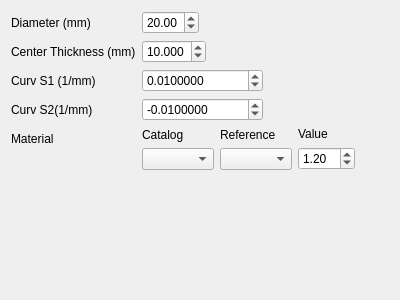
The window that freecad/pyoptools/GUI/SphericalLens.ui (cihologramas/freecad-pyoptools) describes before a commit, drawn with Qt 5.
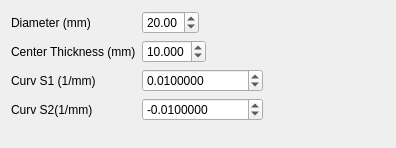
The same window after the commit.

Commit message:
All the dialogs to insert objects use now placementWidget and materialWidget
Code was added to be able to reuse custom widgets in the components dialogs. It mus be working now.

Diff of the .ui file:
```diff
--- a/freecad/pyoptools/GUI/SphericalLens.ui
+++ b/freecad/pyoptools/GUI/SphericalLens.ui
@@ -6,8 +6,8 @@
    <rect>
     <x>0</x>
     <y>0</y>
-    <width>400</width>
-    <height>300</height>
+    <width>396</width>
+    <height>148</height>
    </rect>
   </property>
   <property name="windowTitle">
@@ -99,69 +99,6 @@
        </property>
       </widget>
      </item>
-     <item row="4" column="0">
-      <widget class="QLabel" name="label_5">
-       <property name="text">
-        <string>Material</string>
-       </property>
-      </widget>
-     </item>
-     <item row="4" column="1">
-      <layout class="QHBoxLayout" name="horizontalLayout_2">
-       <item>
-        <layout class="QVBoxLayout" name="verticalLayout_4">
-         <item>
-          <widget class="QLabel" name="label_8">
-           <property name="text">
-            <string>Catalog</string>
-           </property>
-          </widget>
-         </item>
-         <item>
-          <widget class="QComboBox" name="Catalog"/>
-         </item>
-        </layout>
-       </item>
-       <item>
-        <layout class="QVBoxLayout" name="verticalLayout_5">
-         <item>
-          <widget class="QLabel" name="label_9">
-           <property name="text">
-            <string>Reference</string>
-           </property>
-          </widget>
-         </item>
-         <item>
-          <widget class="QComboBox" name="Reference"/>
-         </item>
-        </layout>
-       </item>
-       <item>
-        <layout class="QVBoxLayout" name="verticalLayout_2">
-         <item>
-          <widget class="QLabel" name="label_6">
-           <property name="text">
-            <string>Value</string>
-           </property>
-          </widget>
-         </item>
-         <item>
-          <widget class="QDoubleSpinBox" name="Value">
-           <property name="minimum">
-            <double>1.000000000000000</double>
-           </property>
-           <property name="singleStep">
-            <double>0.100000000000000</double>
-           </property>
-           <property name="value">
-            <double>1.200000000000000</double>
-           </property>
-          </widget>
-         </item>
-        </layout>
-       </item>
-      </layout>
-     </item>
     </layout>
    </item>
   </layout>
```
The commit also changes 26 other files.
